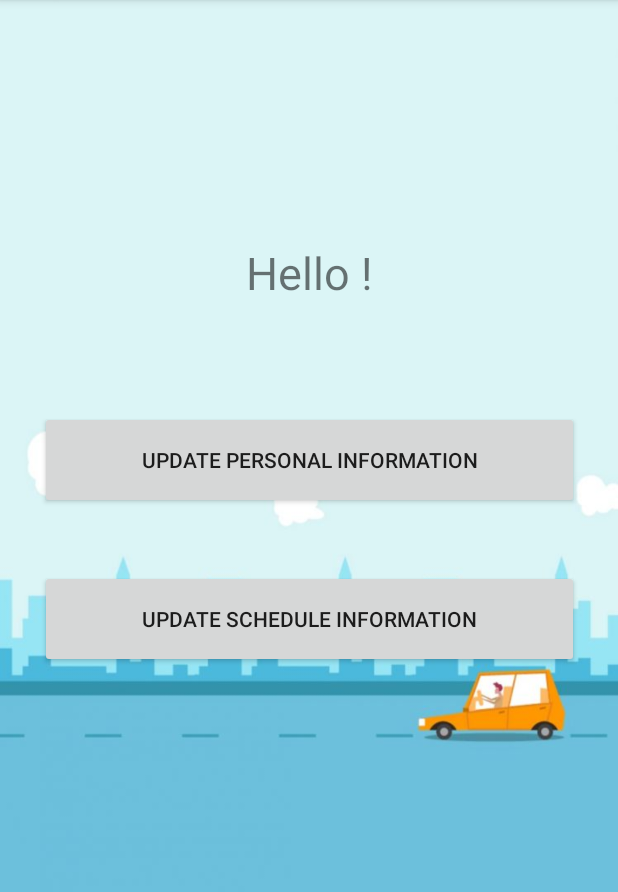
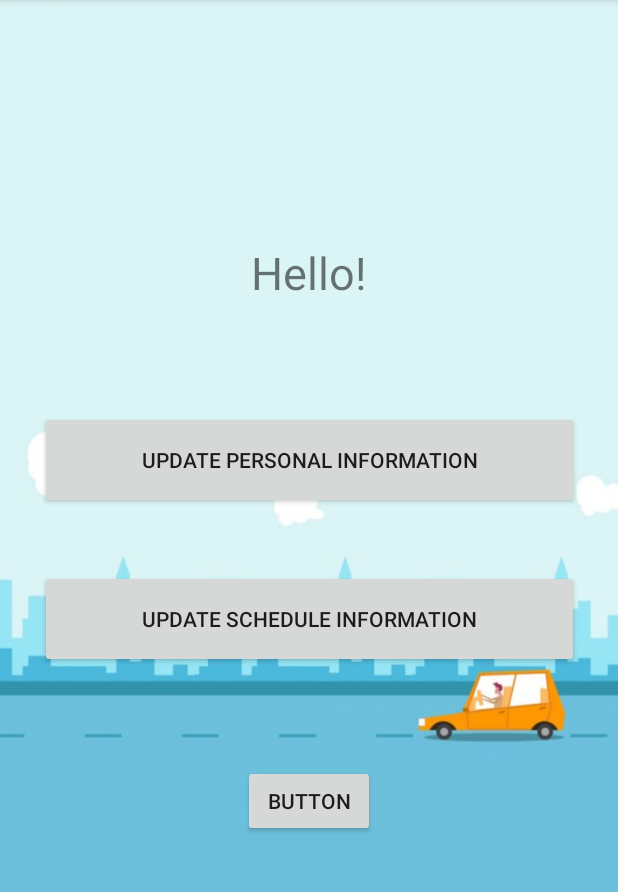
Before and after one commit to sdomi003/UCR_TAPS_APP, an Android app: the HomeScreen screen opened directly, with no data from a screen before it, on a phone screen of 412 x 824 dp, the part 84-976 px from its top. Run offline under Robolectric (Android 15) with nearby library versions, the phone set to English and light mode, and no system bars; our stand-ins replace Firebase (no records; nobody signed in at launch, a user with empty details on screens opened directly); 3 statements that could not run were skipped.

Commit message:
Merge branch 'sprint1finsihed' of https://github.com/efung001/CS180 into sprint1_finished
# Conflicts:
#	app/src/main/res/layout/activity_edit_user.xml
#	app/src/main/res/values/strings.xml

```diff
--- a/app/src/main/java/com/example/project/HomeScreen.java
+++ b/app/src/main/java/com/example/project/HomeScreen.java
@@ -2,6 +2,7 @@ package com.example.project;
 
 import android.content.Intent;
 import android.os.Bundle;
+import android.os.UserHandle;
 import android.support.annotation.NonNull;
 import android.support.v7.app.AppCompatActivity;
 import android.util.Log;
@@ -16,14 +17,20 @@ import com.google.firebase.firestore.DocumentReference;
 import com.google.firebase.firestore.DocumentSnapshot;
 import com.google.firebase.firestore.FirebaseFirestore;
 
+import java.text.SimpleDateFormat;
+import java.util.Date;
+import java.util.List;
+
 import static com.google.firebase.auth.FirebaseAuth.getInstance;
 
 public class HomeScreen extends AppCompatActivity {
 
     private FirebaseUser user;
-    private static final String TAG = "HomeScreen";
-    private String name = "";
-    private Button updatePersonal, updateSchedule;
+    private Button updatePersonal, updateSchedule,google_maps;
+    private String nextLocation;                                                //0-------------------- test
+    private User_Information userInfo;
+
+    private static final String TAG = "User";
 
     @Override
     protected void onCreate(Bundle savedInstanceState) {
@@ -31,10 +38,10 @@ public class HomeScreen extends AppCompatActivity {
         user = getInstance().getCurrentUser();
         String uid = user.getUid();
 
+        DocumentReference docRef = db.collection("User_Information").document(uid);
+
         super.onCreate(savedInstanceState);
-
-        //------------------------------------------------------            This is the Hello [username] box
-        DocumentReference docRef = db.collection("User_Information").document(uid);             //Need to optimize to load faster
+        //------------------------------------------------------
         docRef.get().addOnCompleteListener(new OnCompleteListener<DocumentSnapshot>() {
             @Override
             public void onComplete(@NonNull Task<DocumentSnapshot> task) {
@@ -42,19 +49,22 @@ public class HomeScreen extends AppCompatActivity {
                     DocumentSnapshot document = task.getResult();
                     if (document.exists()) {
                         Log.d(TAG, "DocumentSnapshot data: " + document.getData());
-                        name = document.get("First Name").toString();
+                        userInfo = new User_Information(document);
                     } else {
                         Log.d(TAG, "No such document");
                     }
                 } else {
                     Log.d(TAG, "get failed with ", task.getException());
                 }
-                TextView textView = (TextView) findViewById(R.id.Greeting);
-                textView.setText("Hello " + name + "!");
+                nextLocation = nextClass(userInfo);
+                TextView textView = findViewById(R.id.Greeting);
+                textView.setText("Hello " + userInfo.AccessFirst() +"!");
             }
         });
         //----------------------------------------------------
+
         setContentView(R.layout.activity_home_screen);
+
         //----------------------------------------------------      Update Personal Information Button
         updatePersonal = findViewById(R.id.UpdatePersonalOption);
         updatePersonal.setOnClickListener(new View.OnClickListener() {
@@ -65,6 +75,7 @@ public class HomeScreen extends AppCompatActivity {
             }
         });
         //--------------------------------------------------------------------
+
         // ---------------------------------------------         Update Schedule Information button
         updateSchedule = findViewById(R.id.UpdateScheduleOption);
         updateSchedule.setOnClickListener(new View.OnClickListener() {
@@ -74,5 +85,33 @@ public class HomeScreen extends AppCompatActivity {
                 startActivity(myIntent);
             }
         });
+        // -----------------------------------------------------------
+
+        google_maps =  findViewById(R.id.launch_google_maps);
+        google_maps.setOnClickListener(new View.OnClickListener() {
+            @Override
+            public void onClick(View view) {
+                Intent myIntent = new Intent(HomeScreen.this, ScheduleActivity.class);      // CHANGE ACTIVITY DESTINATION
+                myIntent.putExtra("nextClass",nextLocation);
+                startActivity(myIntent);
+            }
+        });
+
+        //---------------------------------------------
+    }
+
+    private String nextClass(User_Information user) {
+        List<String> classes = user.AccessClass();
+        SimpleDateFormat simpleDateformat = new SimpleDateFormat("HHmm");
+        int time =Integer.parseInt(simpleDateformat.format(new Date()));
+        String nextClassLocation = "N/A";
+        for (int a = 0; nextClassLocation == "N/A" && a < classes.size(); a++) {
+            int firstDash = classes.get(a).indexOf('-');
+            int classTime = Integer.parseInt(classes.get(a).substring(firstDash + 1, classes.get(a).lastIndexOf('-')));
+            if(time < classTime) {
+                nextClassLocation = classes.get(a).substring(0,firstDash);
+            }
+        }
+        return nextClassLocation;
     }
 }
--- a/app/src/main/java/com/example/project/LogSignActivity.java
+++ b/app/src/main/java/com/example/project/LogSignActivity.java
@@ -46,8 +46,6 @@ public class LogSignActivity extends AppCompatActivity {
                                 if (task.isSuccessful()) {
                                     // Sign in success, update UI with the signed-in user's information
                                     Log.d(TAG, "signInWithEmail:success");
-                                    FirebaseUser user = Authentication.getCurrentUser();
-                                    //updateUI(user);
                                     Intent myIntent = new Intent(LogSignActivity.this, HomeScreen.class);
                                     startActivity(myIntent);
                                 } else {
--- a/app/src/main/java/com/example/project/SignUpActivity.java
+++ b/app/src/main/java/com/example/project/SignUpActivity.java
@@ -81,7 +81,7 @@ public class SignUpActivity extends AppCompatActivity {
         Data.put("First Name", "");
         Data.put("Last Name", "");
         Data.put("Phone Number", "");
-        Data.put("Monday", Arrays.asList("CS183-Chung-15:00"));
+        Data.put("Monday", Arrays.asList("Winston Chung Hall-15:00-CS180"));
         Data.put("Tuesday", Arrays.asList());
         Data.put("Wednesday", Arrays.asList());
         Data.put("Thursday", Arrays.asList());
--- a/app/src/main/res/layout/activity_home_screen.xml
+++ b/app/src/main/res/layout/activity_home_screen.xml
@@ -54,4 +54,16 @@
         app:layout_constraintEnd_toEndOf="parent"
         app:layout_constraintStart_toStartOf="parent"
         app:layout_constraintTop_toTopOf="parent" />
+
+    <Button
+        android:id="@+id/launch_google_maps"
+        android:layout_width="wrap_content"
+        android:layout_height="wrap_content"
+        android:layout_marginStart="161dp"
+        android:layout_marginEnd="162dp"
+        android:layout_marginBottom="210dp"
+        android:text="Button"
+        app:layout_constraintBottom_toBottomOf="parent"
+        app:layout_constraintEnd_toEndOf="parent"
+        app:layout_constraintStart_toStartOf="parent" />
 </android.support.constraint.ConstraintLayout>
```
Also changed, not shown: app/src/main/java/com/example/project/User_Information.java (added, +57 -0 lines).
